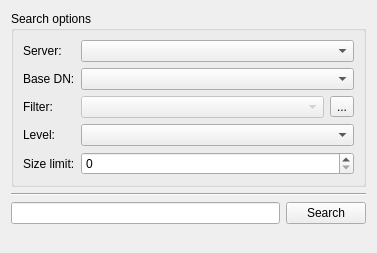
Above: resources/forms/plugins/search/SearchFormDesign.ui from einaru/luma before the change. Below: the same form after it.
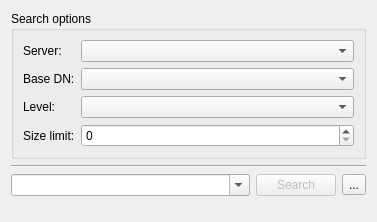
That is the form after the change.

Diff of the .ui file:
```diff
--- a/resources/forms/plugins/search/SearchFormDesign.ui
+++ b/resources/forms/plugins/search/SearchFormDesign.ui
@@ -7,7 +7,7 @@
     <x>0</x>
     <y>0</y>
     <width>377</width>
-    <height>253</height>
+    <height>222</height>
    </rect>
   </property>
   <property name="windowTitle">
@@ -44,18 +44,8 @@
         <property name="text">
          <string>Base DN:</string>
         </property>
-       </widget>
-      </item>
-      <item row="4" column="0">
-       <widget class="QLabel" name="filterLabel">
-        <property name="sizePolicy">
-         <sizepolicy hsizetype="Maximum" vsizetype="Preferred">
-          <horstretch>0</horstretch>
-          <verstretch>0</verstretch>
-         </sizepolicy>
-        </property>
-        <property name="text">
-         <string>Filter:</string>
+        <property name="buddy">
+         <cstring>baseDNBox</cstring>
         </property>
        </widget>
       </item>
@@ -73,27 +63,7 @@
         </property>
        </widget>
       </item>
-      <item row="4" column="1">
-       <widget class="QComboBox" name="filterBox">
-        <property name="enabled">
-         <bool>false</bool>
-        </property>
-       </widget>
-      </item>
-      <item row="4" column="2">
-       <widget class="QToolButton" name="filterWizardToolButton">
-        <property name="enabled">
-         <bool>true</bool>
-        </property>
-        <property name="toolTip">
-         <string>Open the Filter Wizard</string>
-        </property>
-        <property name="text">
-         <string>...</string>
-        </property>
-       </widget>
-      </item>
-      <item row="5" column="1" colspan="2">
+      <item row="4" column="1" colspan="2">
        <widget class="QComboBox" name="scopeBox">
         <property name="currentIndex">
          <number>-1</number>
@@ -109,10 +79,10 @@
         </property>
        </widget>
       </item>
-      <item row="6" column="1" colspan="2">
+      <item row="5" column="1" colspan="2">
        <widget class="QSpinBox" name="sizeLimitSpinBox"/>
       </item>
-      <item row="6" column="0">
+      <item row="5" column="0">
        <widget class="QLabel" name="sizeLimitLabel">
         <property name="sizePolicy">
          <sizepolicy hsizetype="Maximum" vsizetype="Preferred">
@@ -128,7 +98,7 @@
         </property>
        </widget>
       </item>
-      <item row="5" column="0">
+      <item row="4" column="0">
        <widget class="QLabel" name="label">
         <property name="text">
          <string>Level:</string>
@@ -146,24 +116,21 @@
     </widget>
    </item>
    <item>
-    <layout class="QHBoxLayout" name="searchHLayout" stretch="0,0">
+    <layout class="QHBoxLayout" name="searchHLayout" stretch="0,0,0">
      <property name="sizeConstraint">
       <enum>QLayout::SetFixedSize</enum>
      </property>
      <item>
-      <widget class="QLineEdit" name="searchEdit">
-       <property name="sizePolicy">
-        <sizepolicy hsizetype="Ignored" vsizetype="Fixed">
-         <horstretch>0</horstretch>
-         <verstretch>0</verstretch>
-        </sizepolicy>
+      <widget class="QComboBox" name="filterBoxEdit">
+       <property name="editable">
+        <bool>true</bool>
        </property>
       </widget>
      </item>
      <item>
       <widget class="QPushButton" name="searchButton">
        <property name="enabled">
-        <bool>true</bool>
+        <bool>false</bool>
        </property>
        <property name="sizePolicy">
         <sizepolicy hsizetype="Fixed" vsizetype="Fixed">
@@ -176,6 +143,19 @@
        </property>
       </widget>
      </item>
+     <item>
+      <widget class="QToolButton" name="filterBuilderToolButton">
+       <property name="enabled">
+        <bool>true</bool>
+       </property>
+       <property name="toolTip">
+        <string>Open the Filter Builder</string>
+       </property>
+       <property name="text">
+        <string>...</string>
+       </property>
+      </widget>
+     </item>
     </layout>
    </item>
    <item>
```
Left out of the diff: 42 changed lines with no effect on the pictures.
